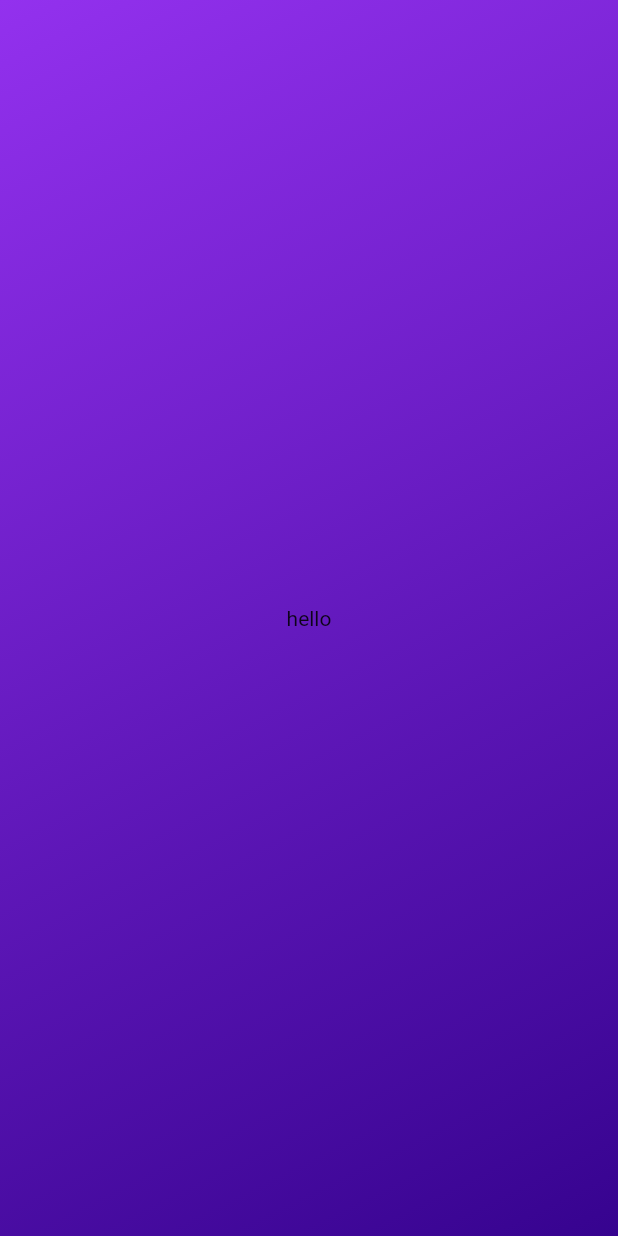
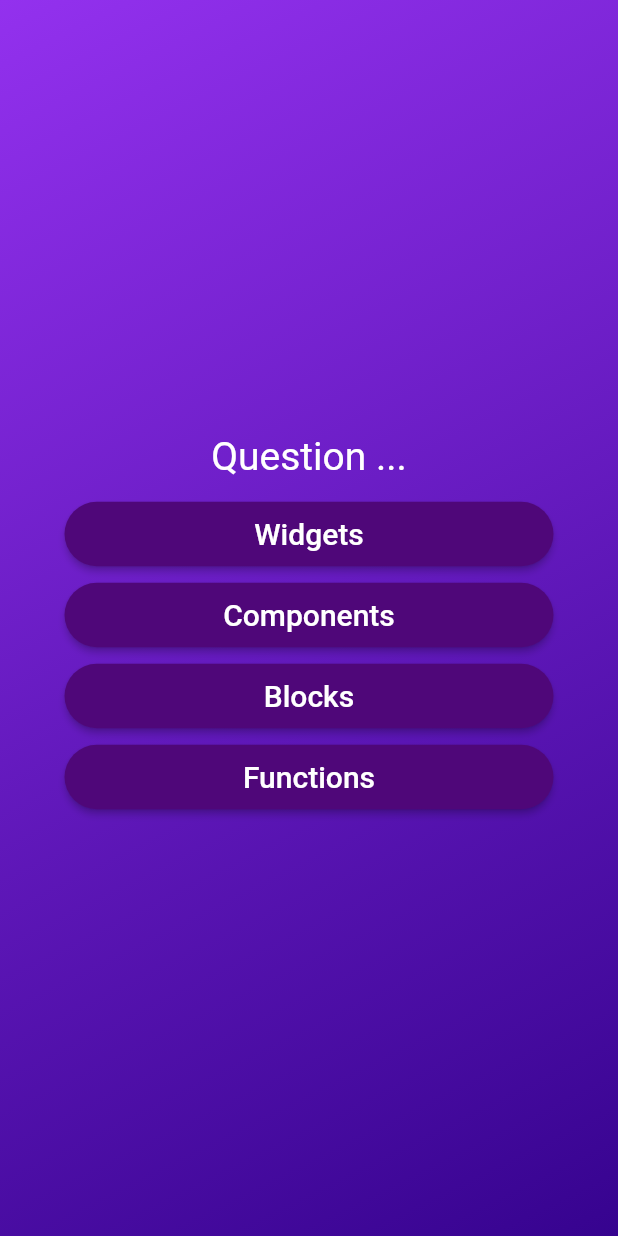
Before and after one commit to kelvinalmeida/Flutter_quiz_app, a Flutter app: the screen it shows after launch, after a tap on "Start Quiz", on a phone screen of 412 x 824 dp. Run offline on Flutter 3.47's test engine with Material 2 defaults, Android fonts, the phone set to English and light mode, and no system bars.

Commit message:
add scren_screen

```diff
--- /dev/null
+++ b/lib/answer_button.dart
@@ -0,0 +1,30 @@
+import 'package:flutter/material.dart';
+
+class AnswerButton extends StatelessWidget {
+  const AnswerButton(this.answerText, this.onTap, {super.key});
+
+  final String answerText;
+  final void Function() onTap;
+
+  @override
+  Widget build(context) {
+    return Container(
+      margin: const EdgeInsets.all(3),
+      child: ElevatedButton(
+        onPressed: onTap,
+        style: ElevatedButton.styleFrom(
+          padding: const EdgeInsets.symmetric(horizontal: 40, vertical: 10),
+          backgroundColor: const Color.fromARGB(255, 79, 7, 121),
+          foregroundColor: Colors.white,
+          shape: RoundedRectangleBorder(
+            borderRadius: BorderRadius.circular(40),
+          ),
+        ),
+        child: Text(
+          answerText,
+          style: const TextStyle(fontSize: 20),
+        ),
+      ),
+    );
+  }
+}
--- /dev/null
+++ b/lib/data/questions.dart
@@ -0,0 +1,55 @@
+import 'package:quiz_app/models/quiz_questions.dart';
+
+const questions = [
+  QuizQuestion(
+    'What are the main building blocks of Flutter UIs?',
+    [
+      'Widgets',
+      'Components',
+      'Blocks',
+      'Functions',
+    ],
+  ),
+  QuizQuestion('How are Flutter UIs built?', [
+    'By combining widgets in code',
+    'By combining widgets in a visual editor',
+    'By defining widgets in config files',
+    'By using XCode for iOS and Android Studio for Android',
+  ]),
+  QuizQuestion(
+    'What\'s the purpose of a StatefulWidget?',
+    [
+      'Update UI as data changes',
+      'Update data as UI changes',
+      'Ignore data changes',
+      'Render UI that does not depend on data',
+    ],
+  ),
+  QuizQuestion(
+    'Which widget should you try to use more often: StatelessWidget or StatefulWidget?',
+    [
+      'StatelessWidget',
+      'StatefulWidget',
+      'Both are equally good',
+      'None of the above',
+    ],
+  ),
+  QuizQuestion(
+    'What happens if you change data in a StatelessWidget?',
+    [
+      'The UI is not updated',
+      'The UI is updated',
+      'The closest StatefulWidget is updated',
+      'Any nested StatefulWidgets are updated',
+    ],
+  ),
+  QuizQuestion(
+    'How should you update data inside of StatefulWidgets?',
+    [
+      'By calling setState()',
+      'By calling updateData()',
+      'By calling updateUI()',
+      'By calling updateState()',
+    ],
+  ),
+];
--- /dev/null
+++ b/lib/models/quiz_questions.dart
@@ -0,0 +1,6 @@
+class QuizQuestion {
+  const QuizQuestion(this.text, this.answers);
+
+  final String text;
+  final List<String> answers;
+}
--- a/lib/questions_screen.dart
+++ b/lib/questions_screen.dart
@@ -1,4 +1,6 @@
 import 'package:flutter/material.dart';
+import 'package:quiz_app/answer_button.dart';
+import 'package:quiz_app/data/questions.dart';
 
 class QuestionsScreen extends StatefulWidget {
   const QuestionsScreen({super.key});
@@ -10,8 +12,35 @@ class QuestionsScreen extends StatefulWidget {
 }
 
 class _QuestionsScreenState extends State<QuestionsScreen> {
+  final currentQuestion = questions[0];
+
   @override
   Widget build(context) {
-    return const Center(child: Text('hello'));
+    return SizedBox(
+      width: double.infinity,
+      child: Container(
+        margin: const EdgeInsets.symmetric(horizontal: 40),
+        child: Column(
+          crossAxisAlignment: CrossAxisAlignment.stretch,
+          mainAxisAlignment: MainAxisAlignment.center,
+          children: [
+            const Padding(
+              padding: EdgeInsets.all(10.0),
+              child: Text(
+                'Question ...',
+                style: TextStyle(
+                  color: Colors.white,
+                  fontSize: 26,
+                ),
+                textAlign: TextAlign.center,
+              ),
+            ),
+            ...currentQuestion.answers.map(
+              (answer) => AnswerButton(answer, () {}),
+            ),
+          ],
+        ),
+      ),
+    );
   }
 }
```
